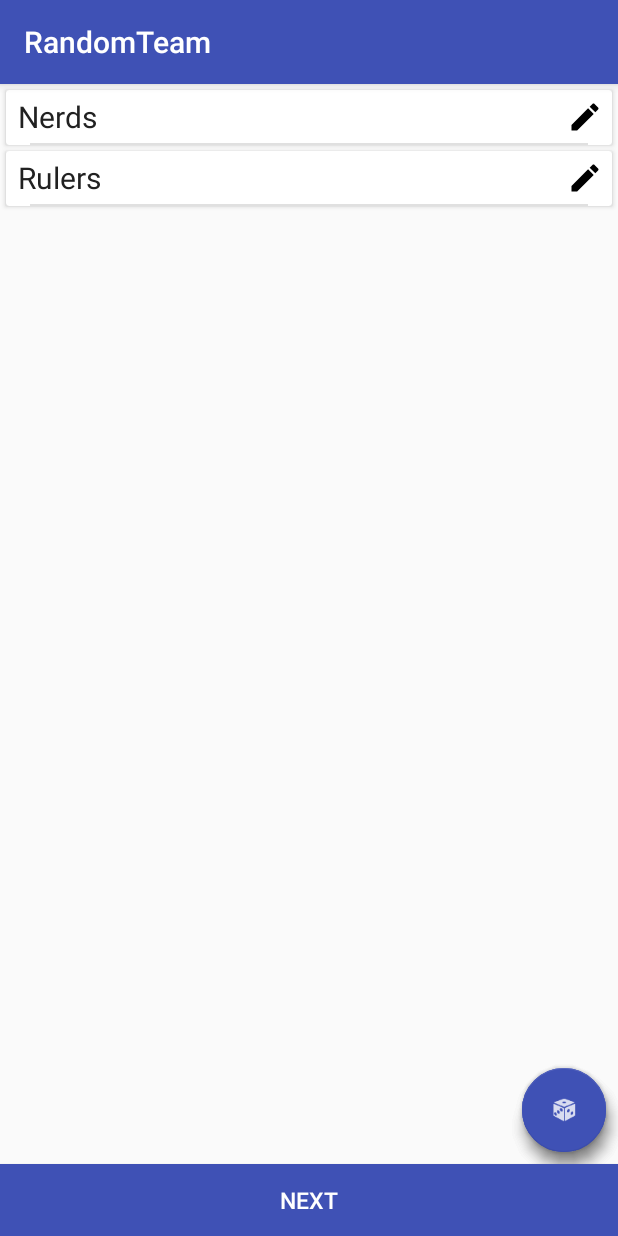
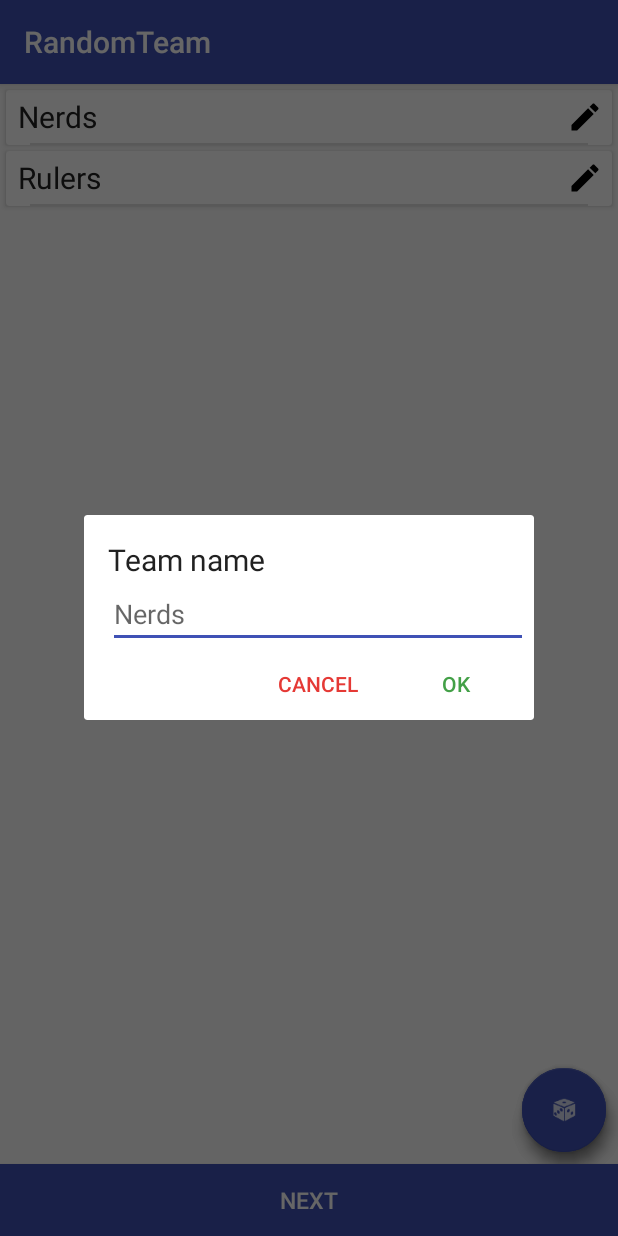
Before and after one commit to SergeyRF/RandomTeam, an Android app: the fragment TeamFragment shown on its own in the app's theme, after a tap on an icon or button, on a phone screen of 412 x 824 dp. Run offline under Robolectric (Android 15) with nearby library versions, the phone set to English and light mode, and no system bars; our stand-ins replace CircleImageView, Picasso, Room's generated code, Timber; libraries missing offline, so code that uses them is left out: com.takusemba.spotlight; plain views replace FloatingActionButton, FloatingActionMenu; 3 statements that could not run were skipped.

Commit message:
rename team

```diff
--- a/app/build.gradle
+++ b/app/build.gradle
@@ -22,6 +22,9 @@ android {
             proguardFiles getDefaultProguardFile('proguard-android.txt'), 'proguard-rules.pro'
         }
     }
+//for test
+    testOptions.unitTests.includeAndroidResources true
+
 }
 ext {
     support_version = "27.1.1"
--- a/app/src/main/java/com/atilladroid/randomteam/RoundViewModel.kt
+++ b/app/src/main/java/com/atilladroid/randomteam/RoundViewModel.kt
@@ -37,6 +37,7 @@ class RoundViewModel(application: Application) : AndroidViewModel(application) {
     fun updateData() {
         currentPlayer.value = teams[currentTeamPosition].getPlayer()
         currentTeam.value = teams[currentTeamPosition]
+
     }
 
 
--- a/app/src/main/java/com/atilladroid/randomteam/activity/fragment/TeamFragment.kt
+++ b/app/src/main/java/com/atilladroid/randomteam/activity/fragment/TeamFragment.kt
@@ -1,6 +1,7 @@
 package com.atilladroid.randomteam.activity.fragment
 
 
+import android.app.Dialog
 import android.arch.lifecycle.Observer
 import android.arch.lifecycle.ViewModelProviders
 import android.os.Bundle
@@ -12,6 +13,9 @@ import android.view.View
 import android.view.ViewGroup
 import android.view.ViewTreeObserver
 import android.view.animation.DecelerateInterpolator
+import android.view.inputmethod.EditorInfo
+import android.widget.Button
+import android.widget.EditText
 import com.atilladroid.randomteam.PlayerTeamViewModel
 import com.atilladroid.randomteam.PrecaheLayoutManager
 import com.atilladroid.randomteam.R
@@ -58,9 +62,9 @@ class TeamFragment : Fragment() {
 
         rvTeams.adapter = adapterTeam
 
-        /* adapterTeam.listener = { team: Any ->
+         adapterTeam.listener = { team: Any ->
              dialog(team as Team)
-         }*/
+         }
 
         fabAddTeam.setOnClickListener {
             viewModel.addTeam()
@@ -131,4 +135,37 @@ class TeamFragment : Fragment() {
         }
     }
 
+    private fun dialog(team: Team) {
+        val dialog = Dialog(context)
+
+        dialog.setContentView(R.layout.dialog_team_name)
+        val etTeemD = dialog.findViewById<EditText>(R.id.etDialog)
+        val btYesD = dialog.findViewById<Button>(R.id.btYesDialog)
+        val btNoD = dialog.findViewById<Button>(R.id.btNoDialog)
+        etTeemD.hint = team.name
+
+        btYesD.setOnClickListener {
+            if (etTeemD.text.isNotEmpty()) {
+                team.name = etTeemD.text.toString()
+                adapterTeam.notifyDataSetChanged()
+                etTeemD.requestFocus()
+            }
+            dialog.cancel()
+
+
+        }
+        btNoD.setOnClickListener { dialog.cancel() }
+
+        etTeemD.setOnEditorActionListener { v, actionId, event ->
+            if (actionId == EditorInfo.IME_ACTION_NEXT && etTeemD.text.isNotEmpty()) {
+                team.name = etTeemD.text.toString()
+                adapterTeam.notifyDataSetChanged()
+                dialog.cancel()
+            }
+            true
+
+        }
+        dialog.show()
+    }
+
 }// Required empty public constructor
--- /dev/null
+++ b/app/src/main/res/layout/dialog_team_name.xml
@@ -0,0 +1,56 @@
+<?xml version="1.0" encoding="utf-8"?>
+
+<android.support.constraint.ConstraintLayout xmlns:android="http://schemas.android.com/apk/res/android"
+    xmlns:app="http://schemas.android.com/apk/res-auto"
+    android:layout_width="300dp"
+    android:layout_height="wrap_content">
+
+    <TextView
+        android:id="@+id/tvReNameIt"
+        android:layout_width="match_parent"
+        android:layout_height="wrap_content"
+        android:layout_marginLeft="@dimen/big_margin"
+        android:layout_marginTop="@dimen/big_margin"
+        android:text="@string/team_rename"
+        android:textColor="@color/primary_text"
+        android:textSize="@dimen/text_medium"
+        app:layout_constraintLeft_toLeftOf="parent"
+        app:layout_constraintTop_toTopOf="parent" />
+
+    <EditText
+        android:id="@+id/etDialog"
+        android:layout_width="0dp"
+        android:layout_height="wrap_content"
+        android:layout_marginLeft="@dimen/big_margin"
+        android:layout_marginRight="@dimen/small_margin"
+        android:imeOptions="actionNext|flagNoExtractUi"
+        android:maxLines="1"
+        android:singleLine="true"
+        app:layout_constraintBottom_toTopOf="@+id/btYesDialog"
+        app:layout_constraintLeft_toLeftOf="parent"
+        app:layout_constraintRight_toRightOf="parent"
+        app:layout_constraintTop_toBottomOf="@+id/tvReNameIt" />
+
+    <Button
+        android:id="@+id/btYesDialog"
+        android:layout_width="wrap_content"
+        android:layout_height="wrap_content"
+        android:background="@color/Transparent"
+        android:text="@string/ok"
+        android:textColor="@color/Green"
+        app:layout_constraintBottom_toBottomOf="parent"
+        app:layout_constraintRight_toRightOf="parent"
+        android:layout_marginRight="@dimen/medium_margin"/>
+
+    <Button
+        android:id="@+id/btNoDialog"
+        android:layout_width="wrap_content"
+        android:layout_height="wrap_content"
+        android:layout_marginRight="@dimen/small_margin"
+        android:background="@color/Transparent"
+        android:text="@string/cancel"
+        android:textColor="@color/Red"
+        app:layout_constraintBottom_toBottomOf="parent"
+        app:layout_constraintRight_toLeftOf="@+id/btYesDialog" />
+
+</android.support.constraint.ConstraintLayout>
--- a/app/src/main/res/values/strings.xml
+++ b/app/src/main/res/values/strings.xml
@@ -17,6 +17,11 @@
     <string name="not_enough_players">Add more players</string>
     <string name="name_not_unic">Player already exists</string>
     <string name="player_name_empty">Player name shoud not be empty</string>
+
+    <!--renameTeam-->
+    <string name="team_rename">Team name</string>
+    <string name="ok">OK</string>
+    <string name="cancel">Cancel</string>
 
     <!-- hint-->
     <string name="hint_inject_name">Write player name</string>
```
Also changed, not shown: 1 other file.
